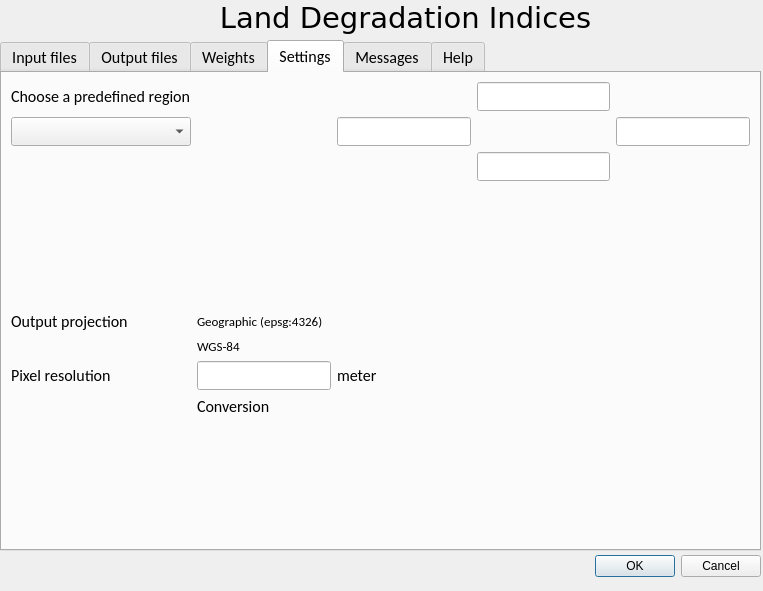
First picture: the form in RCMRD_LandDegr/land_degr_dialog_base.ui, repository BrunoCombal/qgis_plugins, before the edit.
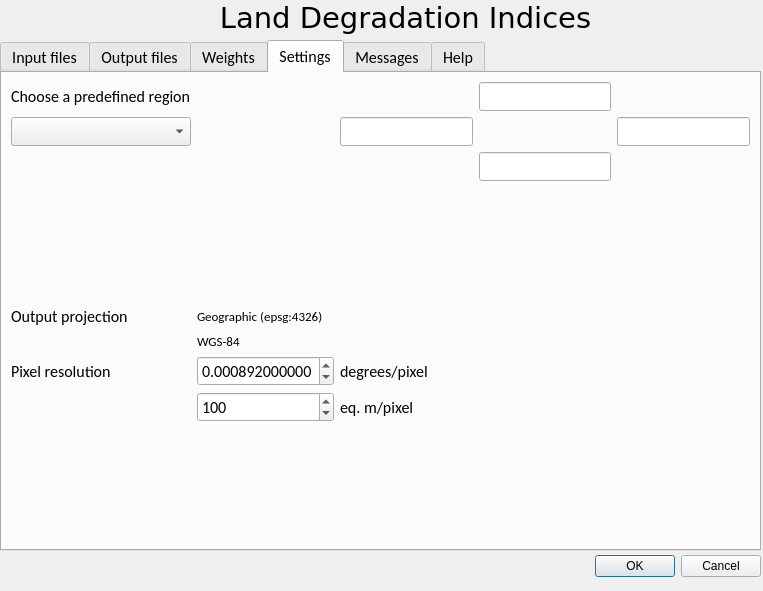
Second picture: the form after the edit. The open tabs and pages were chosen to show the change.

Commit message: Functional version. Corrected GUI, corrected reprojection

Patch:
```diff
--- a/RCMRD_LandDegr/land_degr_dialog_base.ui
+++ b/RCMRD_LandDegr/land_degr_dialog_base.ui
@@ -733,17 +733,55 @@
      <item row="9" column="2">
       <widget class="QLabel" name="label_6">
        <property name="text">
-        <string>meter</string>
+        <string>degrees/pixel</string>
+       </property>
+      </widget>
+     </item>
+     <item row="10" column="2">
+      <widget class="QLabel" name="label_7">
+       <property name="text">
+        <string>eq. m/pixel</string>
        </property>
       </widget>
      </item>
      <item row="9" column="1">
-      <widget class="QLineEdit" name="lineEditTR_meter"/>
+      <widget class="QDoubleSpinBox" name="spinTR_deg">
+       <property name="prefix">
+        <string notr="true"/>
+       </property>
+       <property name="suffix">
+        <string notr="true"/>
+       </property>
+       <property name="decimals">
+        <number>12</number>
+       </property>
+       <property name="minimum">
+        <double>0.000008000000000</double>
+       </property>
+       <property name="maximum">
+        <double>0.090000000000000</double>
+       </property>
+       <property name="singleStep">
+        <double>0.000001000000000</double>
+       </property>
+       <property name="value">
+        <double>0.000892000000000</double>
+       </property>
+      </widget>
      </item>
      <item row="10" column="1">
-      <widget class="QLabel" name="labelTR_degPixel">
-       <property name="text">
-        <string>Conversion</string>
+      <widget class="QDoubleSpinBox" name="spinTR_m">
+       <property name="decimals">
+        <number>0</number>
+       </property>
+       <property name="minimum">
+        <double>1.000000000000000</double>
+       </property>
+       <property name="maximum">
+        <double>20000.000000000000000</double>
+       </property>
+       <property name="value">
+        <double>100.000000000000000</double>
        </property>
       </widget>
      </item>
```
Left out of the diff: 7 changed lines with no effect on the pictures. The commit also changes 1 other file.
